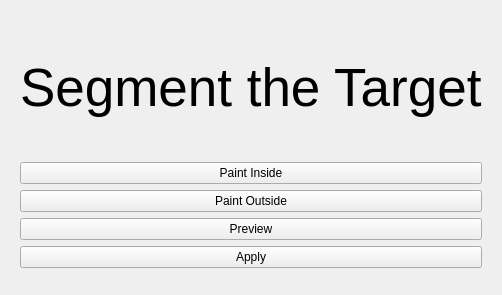
NousNav/SlicerOpenNav, file Planning/Resources/UI/Planning.ui: the form before one commit.
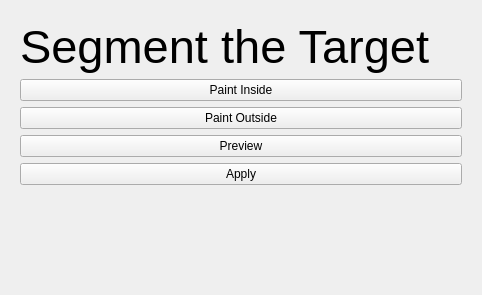
The form after the commit. The open tabs and pages were chosen to show the change. Custom widgets are drawn as their Qt base class.

Patch:
```diff
--- a/Planning/Resources/UI/Planning.ui
+++ b/Planning/Resources/UI/Planning.ui
@@ -92,12 +92,15 @@
         <widget class="QLabel" name="label">
          <property name="font">
           <font>
-           <pointsize>40</pointsize>
+           <pointsize>35</pointsize>
           </font>
          </property>
          <property name="text">
           <string>Segment the Target</string>
          </property>
+         <property name="wordWrap">
+          <bool>true</bool>
+         </property>
         </widget>
        </item>
        <item>
@@ -133,6 +136,12 @@
          <property name="orientation">
           <enum>Qt::Vertical</enum>
          </property>
+         <property name="sizeHint" stdset="0">
+          <size>
+           <width>0</width>
+           <height>0</height>
+          </size>
+         </property>
         </spacer>
        </item>
       </layout>
```
Left out of the diff: 11 changed lines with no effect on the pictures.
